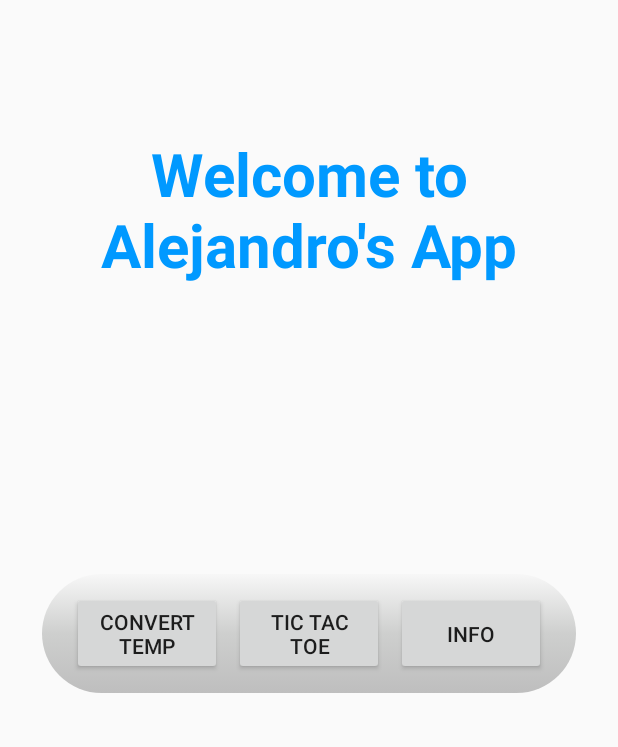
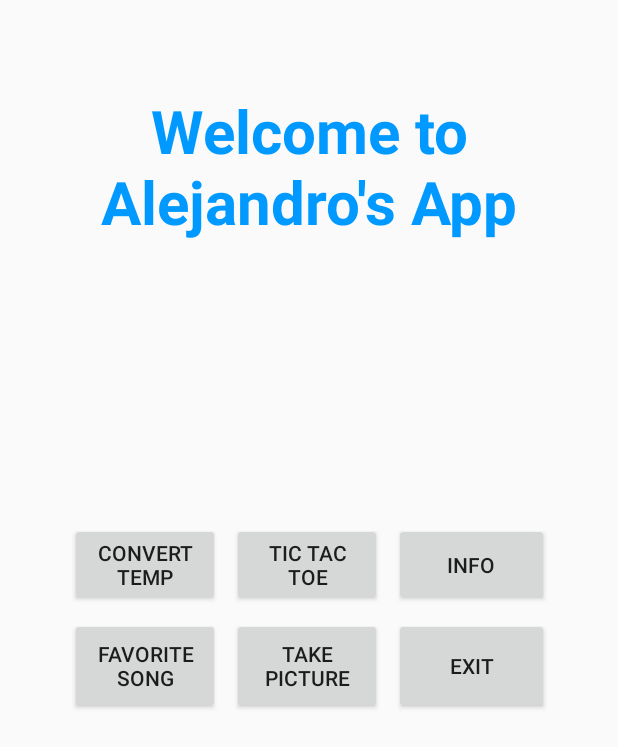
Before and after one commit to abiancu/IntroAndroidApp, an Android app: the layout content_main_menu.xml on its own in the app's theme, with its tools: preview values and no code run, on a phone screen of 412 x 824 dp. Shown: the top 747 px of the screen. Run offline under Robolectric (Android 15) with nearby library versions, the phone set to English and light mode, and no system bars.

Commit message:
Created buttons and intent functionality for song and picture activity

```diff
--- a/app/src/main/java/com/example/introandroidapp/MainMenuActivity.java
+++ b/app/src/main/java/com/example/introandroidapp/MainMenuActivity.java
@@ -49,6 +49,23 @@ public class MainMenuActivity extends AppCompatActivity {
             }
         });
 
+        Button btnSong =  findViewById(R.id.btnSong);
+        btnSong.setOnClickListener(new View.OnClickListener() {
+            @Override
+            public void onClick(View v) {
+                goToSong();
+            }
+        });
+
+        Button btnTakePic =  findViewById(R.id.btnTakePic);
+        btnTakePic.setOnClickListener(new View.OnClickListener() {
+            @Override
+            public void onClick(View v) {
+                goToTakePic();
+            }
+        });
+
+
 
         FloatingActionButton fab = findViewById(R.id.fab);
         fab.setOnClickListener(new View.OnClickListener() {
@@ -76,6 +93,18 @@ public class MainMenuActivity extends AppCompatActivity {
         this.startActivity(intent);
     }
 
+    private void goToSong(){
+        Intent intent = new Intent(MainMenuActivity.this, SongActivity.class);
+        this.startActivity(intent);
+    }
+
+    private void goToTakePic(){
+        Intent intent = new Intent(MainMenuActivity.this, TakePictureActivity.class);
+        this.startActivity(intent);
+    }
+
+
+
     @Override
     public boolean onOptionsItemSelected(MenuItem item) {
         // Handle action bar item clicks here. The action bar will
--- a/app/src/main/res/layout/content_main_menu.xml
+++ b/app/src/main/res/layout/content_main_menu.xml
@@ -9,10 +9,9 @@
     tools:showIn="@layout/activity_main_menu">
 
 
-
-
     <TextView
         android:id="@+id/lblWelcome"
+        style="@style/TextView"
         android:layout_width="wrap_content"
         android:layout_height="wrap_content"
         android:layout_alignParentTop="true"
@@ -25,14 +24,15 @@
         android:textAppearance="?android:attr/textAppearanceLarge"
         app:layout_constraintBottom_toBottomOf="parent"
         app:layout_constraintEnd_toEndOf="parent"
+        app:layout_constraintHorizontal_bias="0.493"
         app:layout_constraintStart_toStartOf="parent"
         app:layout_constraintTop_toTopOf="parent"
-        style="@style/TextView"
-        />
+        app:layout_constraintVertical_bias="0.0" />
 
     <GridLayout
-        android:layout_width="wrap_content"
-        android:layout_height="wrap_content"
+        style="@style/Widget.AppCompat.ActionButton"
+        android:layout_width="351dp"
+        android:layout_height="135dp"
         android:layout_centerHorizontal="true"
         android:layout_centerVertical="true"
         android:columnCount="3"
@@ -42,8 +42,7 @@
         app:layout_constraintBottom_toBottomOf="parent"
         app:layout_constraintLeft_toLeftOf="parent"
         app:layout_constraintRight_toRightOf="parent"
-        app:layout_constraintTop_toTopOf="parent"
-        style="@style/button_wh">
+        app:layout_constraintTop_toTopOf="parent">
 
         <Button
             android:id="@+id/btnWeather"
@@ -65,12 +64,39 @@
 
         <Button
             android:id="@+id/btnInfo"
-            android:layout_width="100dp"
+            android:layout_width="wrap_content"
             android:layout_height="wrap_content"
             android:layout_row="0"
             android:layout_column="2"
             android:layout_gravity="center|fill"
             android:text="@string/goInfo" />
+
+        <Button
+            android:id="@+id/btnSong"
+            android:layout_width="wrap_content"
+            android:layout_height="wrap_content"
+            android:layout_row="1"
+            android:layout_column="0"
+            android:layout_gravity="center|fill"
+            android:text="@string/goMusic" />
+
+        <Button
+            android:id="@+id/btnTakePic"
+            android:layout_width="wrap_content"
+            android:layout_height="wrap_content"
+            android:layout_row="1"
+            android:layout_column="1"
+            android:layout_gravity="center|fill"
+            android:text="@string/goTakePic" />
+
+        <Button
+            android:id="@+id/btnExit"
+            android:layout_width="wrap_content"
+            android:layout_height="wrap_content"
+            android:layout_row="1"
+            android:layout_column="2"
+            android:layout_gravity="center|fill"
+            android:text="@string/mExit" />
     </GridLayout>
 
 
--- a/app/src/main/res/values/strings.xml
+++ b/app/src/main/res/values/strings.xml
@@ -55,4 +55,5 @@
     <string name="title_activity_song">SongActivity</string>
     <string name="title_activity_take_picture">TakePictureActivity</string>
 
+
 </resources>
--- a/app/src/main/res/values/styles.xml
+++ b/app/src/main/res/values/styles.xml
@@ -6,8 +6,6 @@
         <item name="colorPrimary">@color/colorPrimary</item>
         <item name="colorPrimaryDark">@color/colorPrimaryDark</item>
         <item name="colorAccent">@color/colorAccent</item>
-
-
     </style>
 
     <style name="AppTheme.NoActionBar">
```
